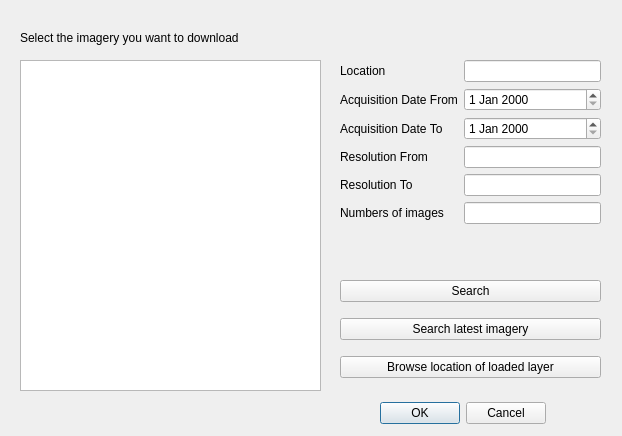
This is OpenAerialMap/gui/ui/img_search_dialog.ui in hotosm/oam-qgis-plugin as Qt 5 draws it before an edit. The edited form follows.
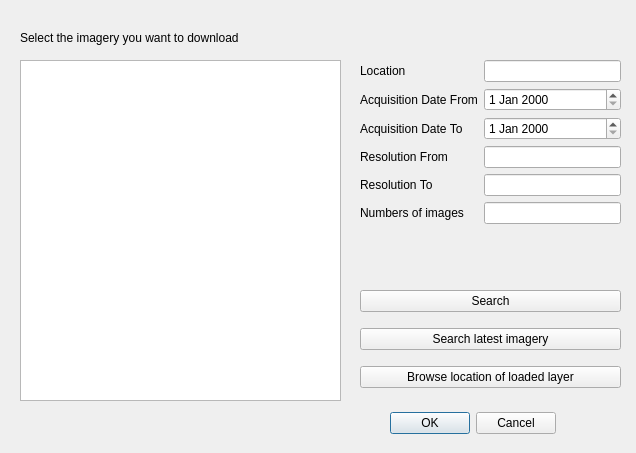
This is the edited form.

Commit message: Update of image browser, search dialog, and upload wizard 1. Added statements for saving metadata with full image 2. Disable oam metadata upload function, and tile service function 3. Modified the display of metadata in image browser 4. Modified the default date value for image search 5. Commented out some unnecessary statements

Diff of the .ui file:
```diff
--- a/OpenAerialMap/gui/ui/img_search_dialog.ui
+++ b/OpenAerialMap/gui/ui/img_search_dialog.ui
@@ -6,8 +6,8 @@
    <rect>
     <x>0</x>
     <y>0</y>
-    <width>622</width>
-    <height>436</height>
+    <width>636</width>
+    <height>453</height>
    </rect>
   </property>
   <property name="windowTitle">
@@ -16,8 +16,8 @@
   <widget class="QDialogButtonBox" name="buttonBox">
    <property name="geometry">
     <rect>
-     <x>370</x>
-     <y>400</y>
+     <x>380</x>
+     <y>410</y>
      <width>176</width>
      <height>27</height>
     </rect>
@@ -32,7 +32,7 @@
   <widget class="QWidget" name="layoutWidget_2">
    <property name="geometry">
     <rect>
-     <x>340</x>
+     <x>360</x>
      <y>60</y>
      <width>261</width>
      <height>201</height>
@@ -104,8 +104,8 @@
   <widget class="QWidget" name="layoutWidget">
    <property name="geometry">
     <rect>
-     <x>340</x>
-     <y>270</y>
+     <x>360</x>
+     <y>280</y>
      <width>261</width>
      <height>121</height>
     </rect>
@@ -139,8 +139,8 @@
     <rect>
      <x>20</x>
      <y>60</y>
-     <width>301</width>
-     <height>331</height>
+     <width>321</width>
+     <height>341</height>
     </rect>
    </property>
   </widget>
```
The commit also changes 4 other files.
